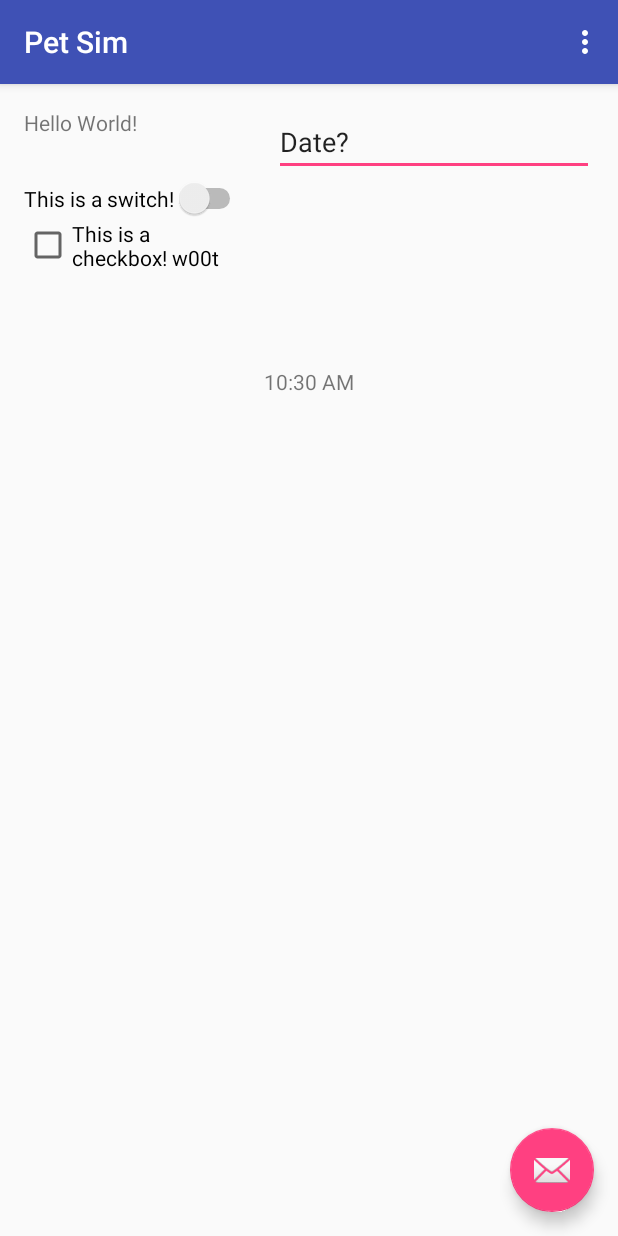
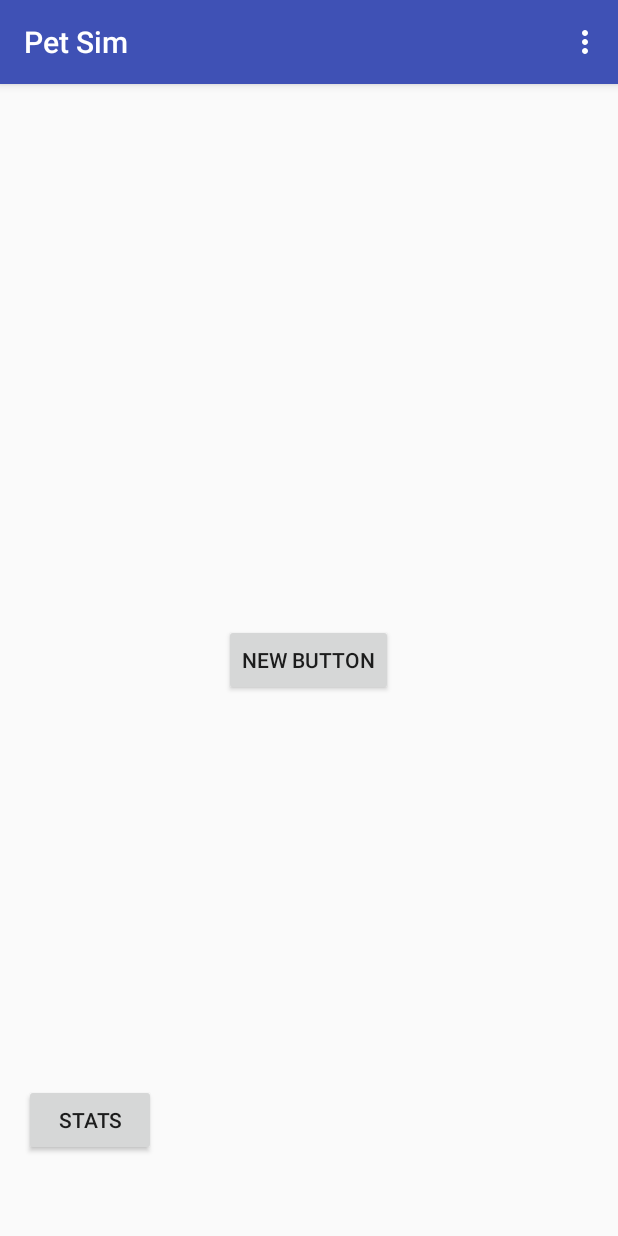
Before and after one commit to NyleVII/PetSim, an Android app: the screen it shows after launch (MainActivity), on a phone screen of 412 x 824 dp. Run offline under Robolectric (Android 15) with nearby library versions, the phone set to English and light mode, and no system bars; 2 statements that could not run were skipped.

```diff
--- a/app/src/main/res/layout/activity_main.xml
+++ b/app/src/main/res/layout/activity_main.xml
@@ -5,7 +5,7 @@
     android:layout_width="match_parent"
     android:layout_height="match_parent"
     android:fitsSystemWindows="true"
-    tools:context="seng301.petsim.MainActivity">
+    tools:context=".MainActivity">
 
     <android.support.design.widget.AppBarLayout
         android:layout_width="match_parent"
@@ -23,12 +23,4 @@
 
     <include layout="@layout/content_main" />
 
-    <android.support.design.widget.FloatingActionButton
-        android:id="@+id/fab"
-        android:layout_width="wrap_content"
-        android:layout_height="wrap_content"
-        android:layout_gravity="bottom|end"
-        android:layout_margin="@dimen/fab_margin"
-        android:src="@android:drawable/ic_dialog_email" />
-
 </android.support.design.widget.CoordinatorLayout>
--- a/app/src/main/res/layout/content_main.xml
+++ b/app/src/main/res/layout/content_main.xml
@@ -12,50 +12,24 @@
     tools:context="seng301.petsim.MainActivity"
     tools:showIn="@layout/activity_main">
 
-    <TextView
+    <Button
         android:layout_width="wrap_content"
         android:layout_height="wrap_content"
-        android:text="Hello World!"
-        android:id="@+id/textView" />
+        android:text="STATS"
+        android:id="@+id/buttonStats"
+        android:layout_alignParentBottom="true"
+        android:layout_alignParentLeft="true"
+        android:layout_alignParentStart="true"
+        android:layout_marginBottom="37dp"
+        android:enabled="true"
+        android:clickable="true" />
 
-    <Switch
+    <Button
         android:layout_width="wrap_content"
         android:layout_height="wrap_content"
-        android:text="This is a switch!"
-        android:id="@+id/switch1"
-        android:layout_below="@+id/textView"
-        android:layout_alignParentLeft="true"
-        android:layout_alignParentStart="true"
-        android:layout_marginTop="27dp"
-        android:checked="false" />
-
-    <CheckBox
-        android:layout_width="wrap_content"
-        android:layout_height="wrap_content"
-        android:text="This is a checkbox! w00t"
-        android:id="@+id/checkBox"
-        android:layout_below="@+id/switch1"
-        android:layout_alignRight="@+id/switch1"
-        android:layout_alignEnd="@+id/switch1"
-        android:checked="false" />
-
-    <EditText
-        android:layout_width="wrap_content"
-        android:layout_height="wrap_content"
-        android:inputType="date"
-        android:ems="10"
-        android:id="@+id/editText"
-        android:layout_alignParentTop="true"
-        android:layout_alignParentRight="true"
-        android:layout_alignParentEnd="true"
-        android:text="Date?" />
-
-    <DigitalClock
-        android:layout_width="wrap_content"
-        android:layout_height="wrap_content"
-        android:id="@+id/digitalClock"
-        android:layout_below="@+id/checkBox"
-        android:layout_centerHorizontal="true"
-        android:layout_marginTop="63dp" />
+        android:text="New Button"
+        android:id="@+id/button"
+        android:layout_centerVertical="true"
+        android:layout_centerHorizontal="true" />
 
 </RelativeLayout>
--- a/app/src/main/res/values/strings.xml
+++ b/app/src/main/res/values/strings.xml
@@ -1,4 +1,5 @@
 <resources>
     <string name="app_name">Pet Sim</string>
     <string name="action_settings">Settings</string>
+    <string name="titleScreen">titleScreen</string>
 </resources>
```
Also changed, not shown: app/src/main/AndroidManifest.xml (+7 -0 lines), app/src/main/java/seng301/petsim/TitleActivity.java (added, +13 -0 lines), app/src/main/res/layout/activity_title.xml (added, +26 -0 lines).
